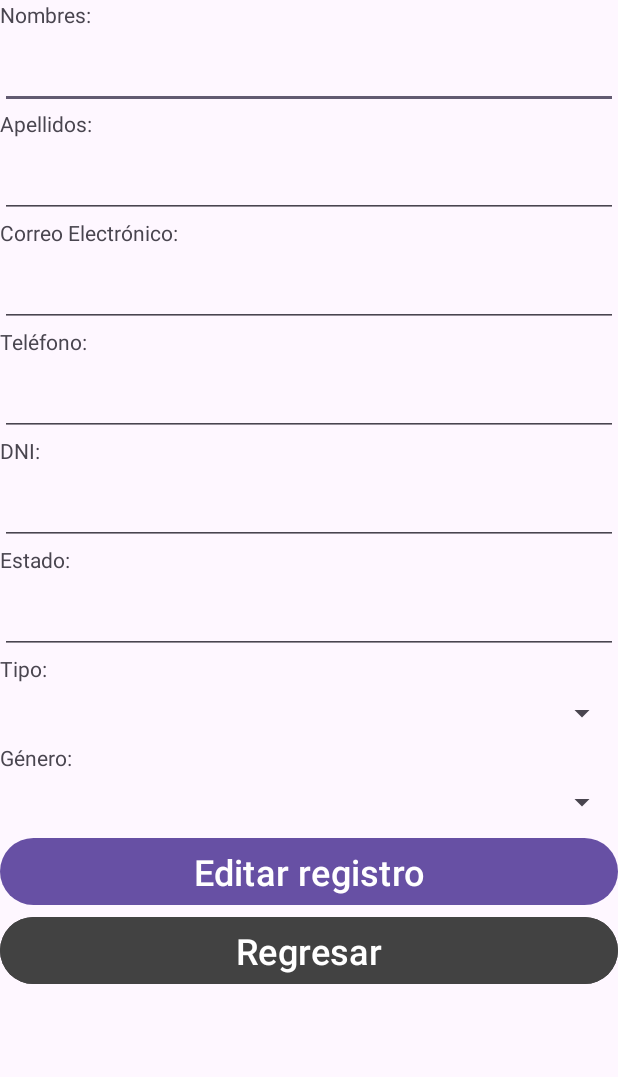
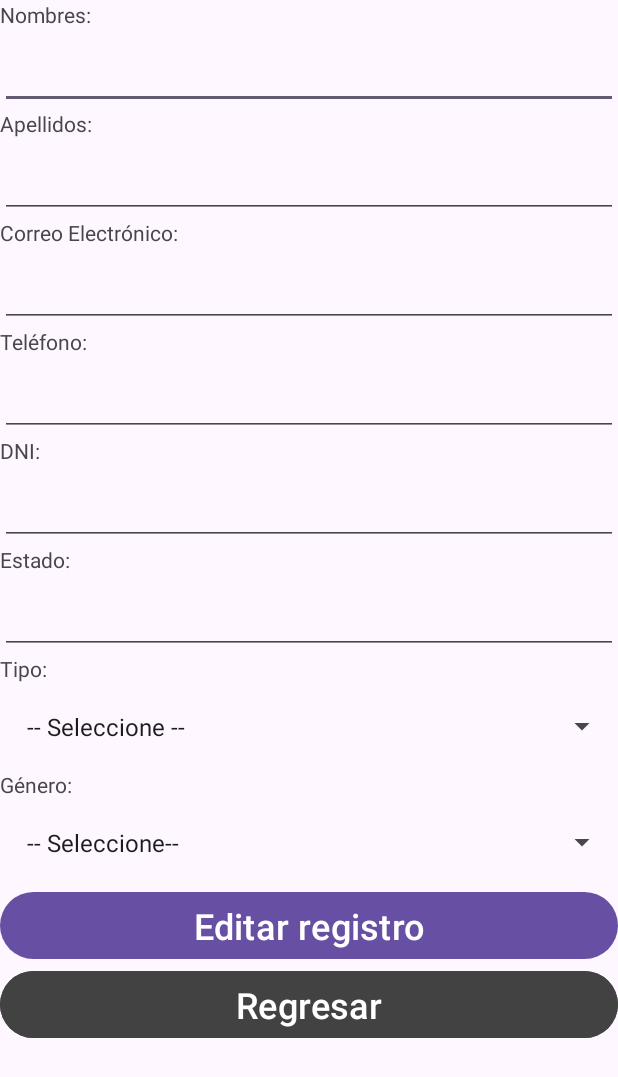
Before and after one commit to jAbensur/MyRentApp, an Android app: the UpdateTenantActivity screen opened directly, with no data from a screen before it, after a tap on "Editar registro", on a phone screen of 412 x 824 dp. Shown: the top 1077 px of the screen. Run offline under Robolectric (Android 15) with nearby library versions, the phone set to English and light mode, and no system bars.

```diff
--- a/app/src/main/java/com/myapplication/UpdateTenantActivity.java
+++ b/app/src/main/java/com/myapplication/UpdateTenantActivity.java
@@ -2,9 +2,12 @@ package com.myapplication;
 
 import android.content.Intent;
 import android.os.Bundle;
+import android.util.Patterns;
 import android.view.View;
+import android.widget.ArrayAdapter;
 import android.widget.Button;
 import android.widget.EditText;
+import android.widget.Spinner;
 import android.widget.Toast;
 
 import androidx.appcompat.app.AppCompatActivity;
@@ -15,108 +18,167 @@ import com.myapplication.viewModel.TenantViewModel;
 
 public class UpdateTenantActivity extends AppCompatActivity {
 
-    EditText txtTnFirstName, txtTnLastName, txtTnEmail, txtTnPhone, txtTnDNI, txtTnStatus, txtTnType, txtTnGender;
-    Button btnSave, btnReturn;
-    FloatingActionButton fabUpdate, fatDelete;
+    private EditText firstNameField, lastNameField, emailField, phoneField, dniField, statusField;
+    private Spinner genderSpinner, typeSpinner;
+    private Button saveButton, returnButton;
+    private FloatingActionButton updateButton, deleteButton;
 
-    Tenant tenant;
-    int TnID = 0;
+    private Tenant tenant;
+    private int tenantId = 0;
 
     @Override
     protected void onCreate(Bundle savedInstanceState) {
         super.onCreate(savedInstanceState);
         setContentView(R.layout.activity_view_tenant);
 
-        txtTnFirstName = findViewById(R.id.txtTnFirstName);
-        txtTnLastName = findViewById(R.id.txtTnLastName);
-        txtTnEmail = findViewById(R.id.txtTnEmail);
-        txtTnPhone = findViewById(R.id.txtTnPhone);
-        txtTnDNI = findViewById(R.id.txtTnDNI);
-        txtTnStatus = findViewById(R.id.txtTnStatus);
-//        txtTnType = findViewById(R.id.txtTnType);
-//        txtTnGender = findViewById(R.id.txtTnGender);
+        initializeFields();
+        setupSpinners();
+        setupButtons();
 
-        btnSave = findViewById(R.id.btnSave);
-        btnReturn = findViewById(R.id.btnReturn);
+        tenantId = getTenantIdFromIntent(savedInstanceState);
 
-        fabUpdate = findViewById(R.id.fabUpdate);
-        fabUpdate.setVisibility(View.INVISIBLE);
-
-        fatDelete = findViewById(R.id.fatDelete);
-        fatDelete.setVisibility(View.INVISIBLE);
-
-        btnReturn.setOnClickListener(new View.OnClickListener() {
-            @Override
-            public void onClick(View view) {
-                returnToMain();
-            }
-        });
-
-        if (savedInstanceState == null) {
-            Bundle extras = getIntent().getExtras();
-            if (extras == null) {
-                TnID = Integer.parseInt(null);
-            } else {
-                TnID = extras.getInt("TnID");
-            }
-        } else {
-            TnID = (int) savedInstanceState.getSerializable("TnID");
-        }
-
-        TenantViewModel dbContactos = new TenantViewModel(UpdateTenantActivity.this);
-        tenant = dbContactos.getTenantById(TnID);
-
+        TenantViewModel tenantViewModel = new TenantViewModel(UpdateTenantActivity.this);
+        tenant = tenantViewModel.getTenantById(tenantId);
 
         if (tenant != null) {
-            txtTnFirstName.setText(tenant.getTnFirstName());
-            txtTnLastName.setText(tenant.getTnLastName());
-            txtTnEmail.setText(tenant.getTnEmail());
-            txtTnPhone.setText(tenant.getTnPhone());
-            txtTnDNI.setText(tenant.getTnDNI());
-            txtTnStatus.setText(tenant.getTnStatus());
-            txtTnType.setText(tenant.getTnType());
-            txtTnGender.setText(tenant.getTnGender());
+            populateFields();
         }
+    }
 
-        btnSave.setOnClickListener(new View.OnClickListener() {
-            @Override
-            public void onClick(View view) {
-                String firstName = txtTnFirstName.getText().toString();
-                String lastName = txtTnLastName.getText().toString();
-                String email = txtTnEmail.getText().toString();
-                String phone = txtTnPhone.getText().toString();
-                String dni = txtTnDNI.getText().toString();
-                String status = txtTnStatus.getText().toString();
-                String type = txtTnType.getText().toString();
-                String gender = txtTnGender.getText().toString();
+    private void initializeFields() {
+        firstNameField = findViewById(R.id.txtTnFirstName);
+        lastNameField = findViewById(R.id.txtTnLastName);
+        emailField = findViewById(R.id.txtTnEmail);
+        phoneField = findViewById(R.id.txtTnPhone);
+        dniField = findViewById(R.id.txtTnDNI);
+        statusField = findViewById(R.id.txtTnStatus);
 
-                if(!firstName.equals("") && !lastName.equals("") && !email.equals("") && !phone.equals("")
-                        && !dni.equals("") && !status.equals("") && !type.equals("") && !gender.equals("")){
+        genderSpinner = findViewById(R.id.spnrGender);
+        typeSpinner = findViewById(R.id.spnrType);
 
-                    boolean isUpdated = dbContactos.updateTenant(TnID, firstName, lastName, email, phone, dni, status, type, gender);
+        saveButton = findViewById(R.id.btnSave);
+        returnButton = findViewById(R.id.btnReturn);
+        updateButton = findViewById(R.id.fabUpdate);
+        deleteButton = findViewById(R.id.fatDelete);
 
-                    if (isUpdated) {
-                        Toast.makeText(UpdateTenantActivity.this, "Registro actualizado correctamente", Toast.LENGTH_LONG).show();
-                        viewRecord();
-                    } else {
-                        Toast.makeText(UpdateTenantActivity.this, "Error al actualizar registro", Toast.LENGTH_LONG).show();
-                    }
-                } else {
-                    Toast.makeText(UpdateTenantActivity.this, "Por favor, complete todos los campos", Toast.LENGTH_LONG).show();
-                }
-            }
-        });
+        updateButton.setVisibility(View.INVISIBLE);
+        deleteButton.setVisibility(View.INVISIBLE);
+    }
+
+    private void setupSpinners() {
+        setupSpinner(genderSpinner, R.array.spnrGender);
+        setupSpinner(typeSpinner, R.array.spnrType);
+    }
+
+    private void setupSpinner(Spinner spinner, int arrayResourceId) {
+        ArrayAdapter<CharSequence> adapter = ArrayAdapter.createFromResource(this,
+                arrayResourceId, android.R.layout.simple_spinner_item);
+        adapter.setDropDownViewResource(android.R.layout.simple_spinner_dropdown_item);
+        spinner.setAdapter(adapter);
+    }
+
+    private void setupButtons() {
+        returnButton.setOnClickListener(view -> returnToMain());
+        saveButton.setOnClickListener(view -> saveTenant());
+    }
+
+    private int getTenantIdFromIntent(Bundle savedInstanceState) {
+        Intent intent = getIntent();
+        return (intent != null && intent.hasExtra("TnID")) ? intent.getIntExtra("TnID", 0) : 0;
+    }
+
+    private void populateFields() {
+        firstNameField.setText(tenant.getTnFirstName());
+        lastNameField.setText(tenant.getTnLastName());
+        emailField.setText(tenant.getTnEmail());
+        phoneField.setText(tenant.getTnPhone());
+        dniField.setText(tenant.getTnDNI());
+        statusField.setText(tenant.getTnStatus());
+
+        setSpinnerSelection(genderSpinner, R.array.spnrGender, tenant.getTnGender());
+        setSpinnerSelection(typeSpinner, R.array.spnrType, tenant.getTnType());
 
     }
 
-    private void returnToMain(){
+    private void setSpinnerSelection(Spinner spinner, int arrayResourceId, String value) {
+        ArrayAdapter<CharSequence> adapter = (ArrayAdapter<CharSequence>) spinner.getAdapter();
+        for (int i = 0; i < adapter.getCount(); i++) {
+            if (adapter.getItem(i).toString().equals(value)) {
+                spinner.setSelection(i);
+                break;
+            }
+        }
+    }
+
+    private void saveTenant() {
+        if (!validateInputs()) {
+            return;
+        }
+
+        TenantViewModel tenantViewModel = new TenantViewModel(UpdateTenantActivity.this);
+
+        String firstName = firstNameField.getText().toString();
+        String lastName = lastNameField.getText().toString();
+        String email = emailField.getText().toString();
+        String phone = phoneField.getText().toString();
+        String dni = dniField.getText().toString();
+        String status = statusField.getText().toString();
+        String type = typeSpinner.getSelectedItem().toString();
+        String gender = genderSpinner.getSelectedItem().toString();
+
+        boolean isUpdated = tenantViewModel.updateTenant(tenantId, firstName, lastName, email, phone, dni, status, type, gender);
+
+        if (isUpdated) {
+            showToast("Registro actualizado correctamente");
+            viewRecord();
+        } else {
+            showToast("Error al actualizar registro");
+        }
+    }
+
+    private boolean validateInputs() {
+        String firstName = firstNameField.getText().toString();
+        String lastName = lastNameField.getText().toString();
+        String email = emailField.getText().toString();
+        String phone = phoneField.getText().toString();
+        String dni = dniField.getText().toString();
+        String status = statusField.getText().toString();
+
+        if (dni.length() < 8) {
+            showToast("El DNI debe tener al menos 8 dígitos");
+            return false;
+        }
+
+        if (phone.length() < 9) {
+            showToast("El Teléfono debe tener al menos 9 dígitos");
+            return false;
+        }
+
+        if (!Patterns.EMAIL_ADDRESS.matcher(email).matches()) {
+            showToast("Por favor, ingrese un correo electrónico válido");
+            return false;
+        }
+
+        if (firstName.isEmpty() || lastName.isEmpty() || email.isEmpty() || phone.isEmpty() || dni.isEmpty() || status.isEmpty() || typeSpinner.getSelectedItemPosition() == 0 || genderSpinner.getSelectedItemPosition() == 0) {
+            showToast("Por favor, complete todos los campos");
+            return false;
+        }
+
+        return true;
+    }
+
+    private void showToast(String message) {
+        Toast.makeText(UpdateTenantActivity.this, message, Toast.LENGTH_LONG).show();
+    }
+
+    private void returnToMain() {
         Intent intent = new Intent(this, MainTenantActivity.class);
         startActivity(intent);
     }
 
-    private void viewRecord(){
+    private void viewRecord() {
         Intent intent = new Intent(this, ViewTenantActivity.class);
-        intent.putExtra("TnID", TnID);
+        intent.putExtra("TnID", tenantId);
         startActivity(intent);
     }
 }
--- a/app/src/main/res/layout/activity_new_tenant.xml
+++ b/app/src/main/res/layout/activity_new_tenant.xml
@@ -130,10 +130,6 @@
         android:layout_marginTop="8dp"
         android:layout_marginBottom="8dp"/>
 
-    <TextView
-        android:layout_width="match_parent"
-        android:layout_height="wrap_content" />
-
     <Button
         android:id="@+id/btnSave"
         android:layout_width="match_parent"
```
Also changed, not shown: app/src/main/java/com/myapplication/ViewTenantActivity.java (+0 -12 lines), app/src/main/res/layout/activity_view_tenant.xml (+0 -8 lines).
